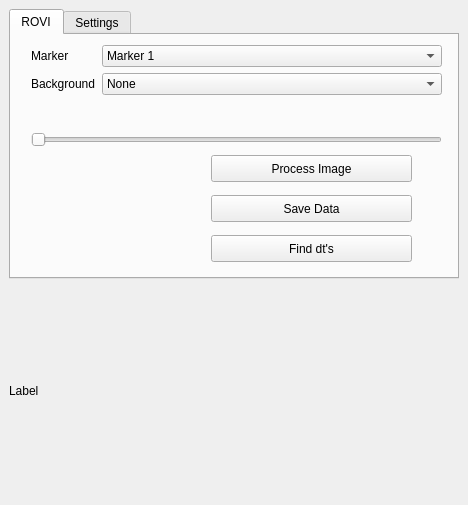
niive12/rovi, file finalProject/SamplePluginPA10/src/SamplePlugin.ui: the form before one commit.
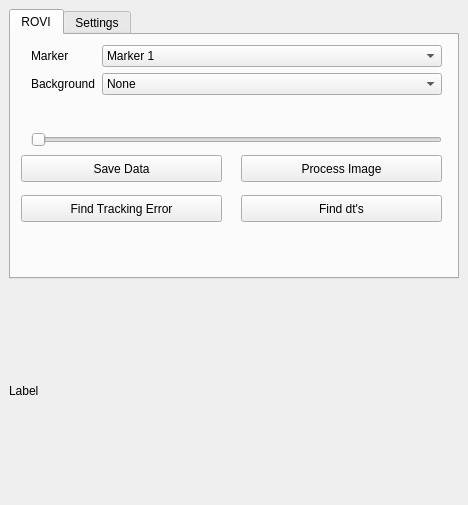
The form after the commit.

Commit message: find tracking errror added

Patch:
```diff
--- a/finalProject/SamplePluginPA10/src/SamplePlugin.ui
+++ b/finalProject/SamplePluginPA10/src/SamplePlugin.ui
@@ -39,7 +39,7 @@
        <widget class="QPushButton" name="_btn_rovi_processImage">
         <property name="geometry">
          <rect>
-          <x>200</x>
+          <x>230</x>
           <y>120</y>
           <width>201</width>
           <height>27</height>
@@ -183,8 +183,8 @@
        <widget class="QPushButton" name="_btn_rovi_saveData">
         <property name="geometry">
          <rect>
-          <x>200</x>
-          <y>160</y>
+          <x>10</x>
+          <y>120</y>
           <width>201</width>
           <height>27</height>
          </rect>
@@ -196,8 +196,8 @@
        <widget class="QPushButton" name="_btn_rovi_finddt">
         <property name="geometry">
          <rect>
-          <x>200</x>
-          <y>200</y>
+          <x>230</x>
+          <y>160</y>
           <width>201</width>
           <height>27</height>
          </rect>
@@ -206,6 +206,19 @@
          <string>Find dt's</string>
         </property>
        </widget>
+       <widget class="QPushButton" name="_btn_rovi_findTrackingError">
+        <property name="geometry">
+         <rect>
+          <x>10</x>
+          <y>160</y>
+          <width>201</width>
+          <height>27</height>
+         </rect>
+        </property>
+        <property name="text">
+         <string>Find Tracking Error</string>
+        </property>
+       </widget>
       </widget>
       <widget class="QWidget" name="tab_3">
        <attribute name="title">
```
The commit also changes 5 other files.
